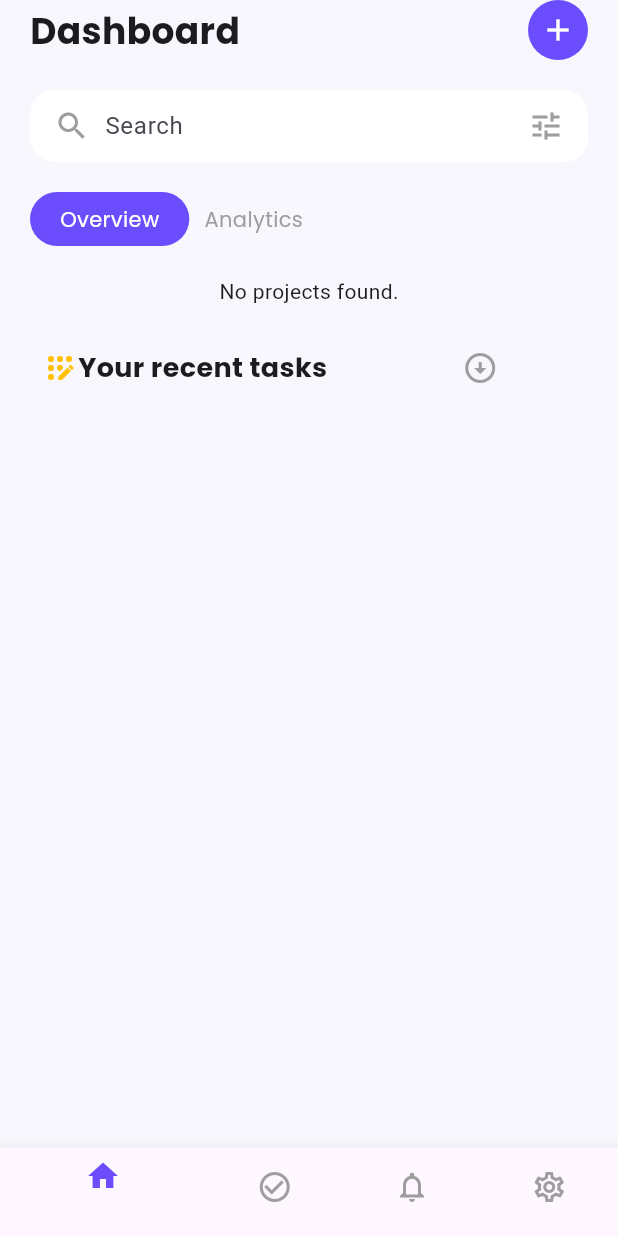
After one commit to MuhammadAbubakar18/tasker, a Flutter app: the DashboardScreen screen opened by its route, on a phone screen of 412 x 824 dp. The commit adds this screen. Run offline on Flutter 3.47's test engine with Material 3 defaults, Android fonts, the phone set to English and light mode, and no system bars; our stand-ins replace carousel_slider, cloud_firestore, dots_indicator, firebase_auth, firebase_core, google_fonts and 2 more; accounts and stored records are empty.

Commit message:
Firebase data fetched , Dashboard  UI implemented

```diff
--- /dev/null
+++ b/lib/Dashboard/dashboard.dart
@@ -0,0 +1,252 @@
+import 'package:cloud_firestore/cloud_firestore.dart';
+import 'package:flutter/material.dart';
+import 'package:google_fonts/google_fonts.dart';
+
+class DashboardScreen extends StatefulWidget {
+  const DashboardScreen({Key? key}) : super(key: key);
+
+  @override
+  State<DashboardScreen> createState() => _DashboardScreenState();
+}
+
+class _DashboardScreenState extends State<DashboardScreen> {
+  final purple = const Color(0xFF6C4DFE);
+  late Future<List<Map<String, dynamic>>> projects;
+  late Future<List<Map<String, dynamic>>> tasks;
+
+  @override
+  void initState() {
+    super.initState();
+    projects = fetchProjects();
+    tasks = fetchTasks();
+  }
+
+  Future<List<Map<String, dynamic>>> fetchProjects() async {
+    final snapshot = await FirebaseFirestore.instance.collection('projects').get();
+    return snapshot.docs.map((doc) => doc.data()).toList();
+  }
+
+  Future<List<Map<String, dynamic>>> fetchTasks() async {
+    final snapshot = await FirebaseFirestore.instance.collection('tasks').get();
+    return snapshot.docs.map((doc) => doc.data()).toList();
+  }
+
+  @override
+  Widget build(BuildContext context) {
+    return Scaffold(
+      backgroundColor: const Color(0xFFF8F7FD),
+      body: SafeArea(
+        child: Padding(
+          padding: const EdgeInsets.symmetric(horizontal: 20.0),
+          child: Column(
+            children: [
+              buildHeader(),
+              const SizedBox(height: 20),
+              buildSearchBar(),
+              const SizedBox(height: 20),
+              buildTabs(),
+              const SizedBox(height: 20),
+              buildProjectSection(),
+              const SizedBox(height: 20),
+              Padding(
+                padding: const EdgeInsets.all(8.0),
+                child: Row(
+
+                  children: [
+                    Icon(Icons.app_registration_rounded,color: Colors.amber,),
+                    Text(
+                      "Your recent tasks",
+                      style: GoogleFonts.poppins(fontSize: 18, fontWeight: FontWeight.bold),
+                    ),
+                    SizedBox(width: 90,),
+                    Icon(Icons.arrow_circle_down,color: Colors.grey,),
+
+                  ],
+                ),
+              ),
+              buildTaskSection(),
+            ],
+          ),
+        ),
+      ),
+      bottomNavigationBar: buildBottomNavBar(),
+    );
+  }
+
+  Widget buildProjectSection() {
+    return FutureBuilder<List<Map<String, dynamic>>>(
+      future: projects,
+      builder: (context, snapshot) {
+        if (!snapshot.hasData) return const CircularProgressIndicator();
+        final data = snapshot.data!;
+        if (data.isEmpty) return const Text("No projects found.");
+
+        final project = data.first;
+        final double progress = double.tryParse(project['progress'] ?? '0') ?? 0;
+        final int taskCount = int.tryParse(project['taskCount'] ?? '0') ?? 0;
+        final int totalTasks = int.tryParse(project['totalTasks'] ?? '0') ?? 0;
+
+        return Container(
+          padding: const EdgeInsets.all(16),
+          decoration: BoxDecoration(
+            color: Colors.white,
+            borderRadius: BorderRadius.circular(16),
+          ),
+          child: Column(
+            crossAxisAlignment: CrossAxisAlignment.start,
+            children: [
+              Text(project['title'] ?? "No Title", style: GoogleFonts.poppins(fontWeight: FontWeight.bold)),
+              const SizedBox(height: 10),
+              Row(
+                children: [
+                  const Icon(Icons.calendar_today, size: 14, color: Colors.grey),
+                  const SizedBox(width: 4),
+                  Text(project['startDate'] ?? "-", style: GoogleFonts.poppins(fontSize: 12, color: Colors.grey)),
+                  const SizedBox(width: 10),
+                  const Text(" - - - "),
+                  const SizedBox(width: 10),
+                  const Icon(Icons.access_time, size: 14, color: Colors.grey),
+                  const SizedBox(width: 4),
+                  Text(project['endDate'] ?? "-", style: GoogleFonts.poppins(fontSize: 12, color: Colors.deepOrange)),
+                ],
+              ),
+              const SizedBox(height: 10),
+              Row(
+                children: [
+                  Expanded(
+                    child: LinearProgressIndicator(
+                      value: progress,
+                      backgroundColor: Colors.grey[300],
+                      color: purple,
+                    ),
+                  ),
+                  const SizedBox(width: 10),
+                  Text(
+                    "$taskCount/$totalTasks tasks",
+                    style: GoogleFonts.poppins(fontSize: 12, color: Colors.grey),
+                  ),
+                ],
+              ),
+            ],
+          ),
+        );
+      },
+    );
+  }
+
+  Widget buildTaskSection() {
+    return FutureBuilder<List<Map<String, dynamic>>>(
+      future: tasks,
+      builder: (context, snapshot) {
+        if (!snapshot.hasData) return const CircularProgressIndicator();
+        final taskList = snapshot.data!;
+        return Column(
+          children: taskList
+              .map((task) => Padding(
+            padding: const EdgeInsets.only(bottom: 10),
+            child: buildTaskItem(task['title'], task['deadline']),
+          ))
+              .toList(),
+        );
+      },
+    );
+  }
+
+
+  Widget buildHeader() {
+    return Row(
+      mainAxisAlignment: MainAxisAlignment.spaceBetween,
+      children: [
+        Text(
+          "Dashboard",
+          style: GoogleFonts.poppins(fontSize: 24, fontWeight: FontWeight.bold),
+        ),
+        CircleAvatar(
+          backgroundColor: purple,
+          child: const Icon(Icons.add, color: Colors.white),
+        ),
+      ],
+    );
+  }
+
+  Widget buildSearchBar() {
+    return Container(
+      padding: const EdgeInsets.symmetric(horizontal: 16),
+      decoration: BoxDecoration(
+        color: Colors.white,
+        borderRadius: BorderRadius.circular(16),
+      ),
+      child: const Row(
+        children: [
+          Icon(Icons.search, color: Colors.grey),
+          SizedBox(width: 10),
+          Expanded(
+            child: TextField(
+              decoration: InputDecoration(
+                border: InputBorder.none,
+                hintText: "Search",
+              ),
+            ),
+          ),
+          Icon(Icons.tune, color: Colors.grey),
+        ],
+      ),
+    );
+  }
+
+  Widget buildTabs() {
+    return Row(
+      children: [
+        Container(
+          padding: const EdgeInsets.symmetric(horizontal: 20, vertical: 8),
+          decoration: BoxDecoration(
+            color: purple,
+            borderRadius: BorderRadius.circular(20),
+          ),
+          child: Text(
+            "Overview",
+            style: GoogleFonts.poppins(color: Colors.white),
+          ),
+        ),
+        const SizedBox(width: 10),
+        Text(
+          "Analytics",
+          style: GoogleFonts.poppins(color: Colors.grey),
+        ),
+      ],
+    );
+  }
+
+  Widget buildBottomNavBar() {
+    return   BottomNavigationBar(
+    backgroundColor: Colors.white,
+    selectedItemColor: purple,
+    unselectedItemColor: Colors.grey,
+    items: const [
+    BottomNavigationBarItem(icon: Icon(Icons.home), label: ""),
+    BottomNavigationBarItem(icon: Icon(Icons.check_circle_outline), label: ""),
+    BottomNavigationBarItem(icon: Icon(Icons.notifications_none), label: ""),
+    BottomNavigationBarItem(icon: Icon(Icons.settings_outlined), label: ""),
+    ],
+    );
+  }
+  Widget buildTaskItem(String title, String deadline) {
+    return Container(
+      padding: const EdgeInsets.all(16),
+      decoration: BoxDecoration(color: Colors.white, borderRadius: BorderRadius.circular(16)),
+      child: Row(
+        children: [
+          const Icon(Icons.widgets, color: Colors.grey),
+          const SizedBox(width: 10),
+          Column(
+            crossAxisAlignment: CrossAxisAlignment.start,
+            children: [
+              Text(title, style: GoogleFonts.poppins(fontWeight: FontWeight.w500)),
+              Text("Deadline: $deadline", style: GoogleFonts.poppins(fontSize: 12, color: Colors.grey)),
+            ],
+          )
+        ],
+      ),
+    );
+  }
+}
--- a/lib/Login_screen.dart
+++ b/lib/Login_screen.dart
@@ -3,6 +3,8 @@ import 'package:google_fonts/google_fonts.dart';
 
 import 'package:firebase_auth/firebase_auth.dart';
 import 'package:tasker_by_team_dsa/main.dart';
+
+import 'Dashboard/ChoosePlan.dart';
 
 class LoginScreen extends StatefulWidget {
   const LoginScreen({super.key});
@@ -34,7 +36,7 @@ class _LoginScreenState extends State<LoginScreen> {
       );
       Navigator.push(
         context,
-        MaterialPageRoute(builder: (context) => MainScreen()), // Navigate to LoginScreen
+        MaterialPageRoute(builder: (context) => ChoosePlan()), // Navigate to LoginScreen
       );
     } on FirebaseAuthException catch (e) {
       print("FirebaseAuthException: ${e.code} - ${e.message}"); // Print error to console
```
Also changed, not shown: lib/Dashboard/ChoosePlan.dart (+166 -26 lines), lib/SignIn_Screen.dart (+5 -4 lines), lib/main.dart (+3 -14 lines).
